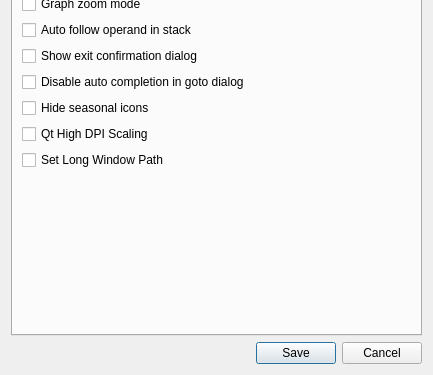
First picture: the form in src/gui/Src/Gui/SettingsDialog.ui, repository x64dbg/x64dbg, before the edit; both pictures show x 0 to 433 and y 260 to 635 of the 433 by 635 pixel window.
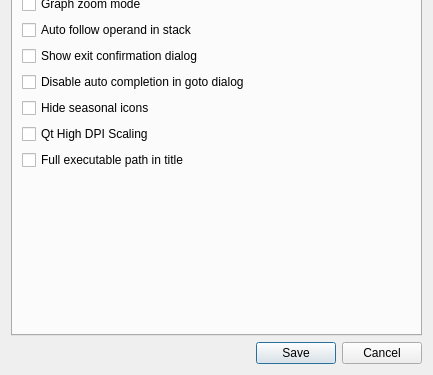
Second picture: the form after the edit. The open tabs and pages were chosen to show the change. Icons and pictures are not drawn.

Commit message: Change the option name and use disassembly selection instead of CIP

```diff
--- a/src/gui/Src/Gui/SettingsDialog.ui
+++ b/src/gui/Src/Gui/SettingsDialog.ui
@@ -911,7 +911,7 @@
        <item>
         <widget class="QCheckBox" name="chkWindowLongPath">
          <property name="text">
-          <string>Set Long Window Path</string>
+          <string>Full executable path in title</string>
          </property>
         </widget>
        </item>
```
The commit also changes 2 other files.
